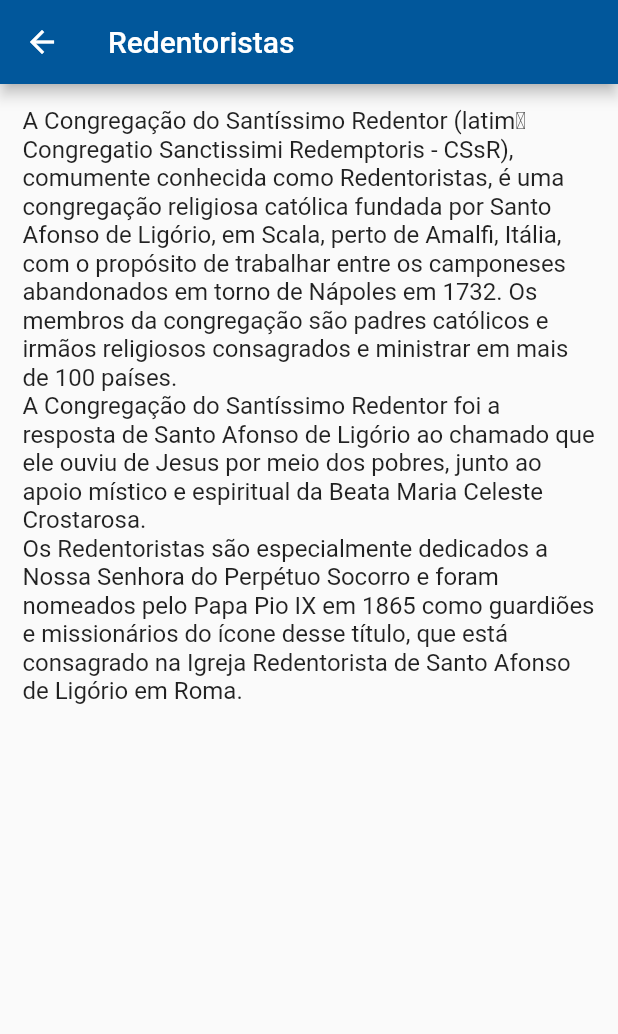
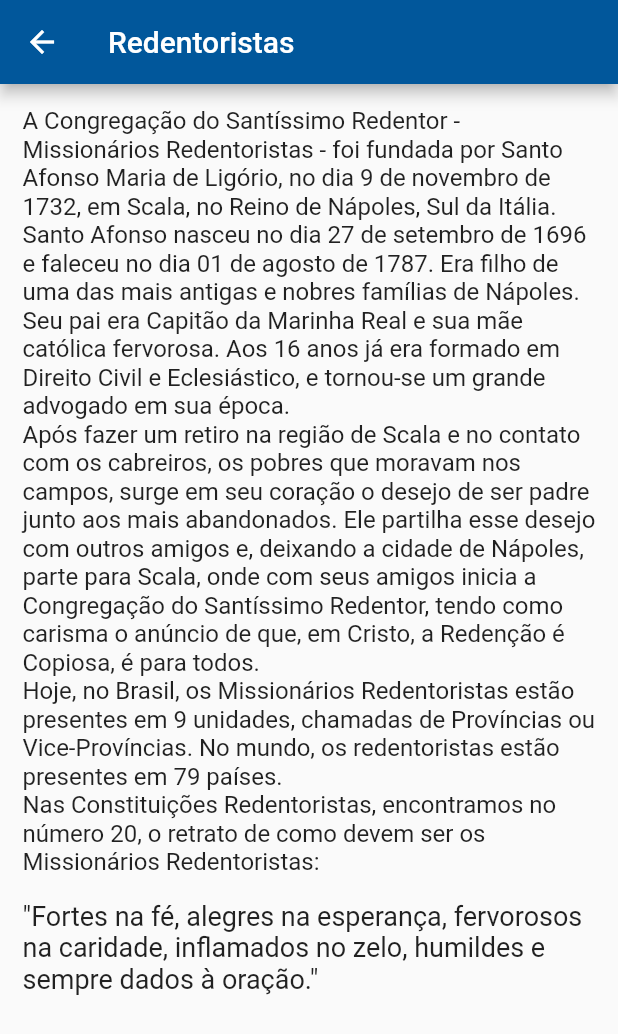
Before and after one commit to PatrickPiccini/AppEducacionalFlutter, a Flutter app: the screen it shows after launch, after a tap on the "wb shade" icon, on a phone screen of 412 x 824 dp. Shown: the top 1034 px of the screen. Run offline on Flutter 3.47's test engine with Material 2 defaults, Android fonts, the phone set to English and light mode, and no system bars; our stand-ins replace expandable.

Commit message:
Redentoristas
Redentoristas

```diff
--- a/lib/main.dart
+++ b/lib/main.dart
@@ -1,18 +1,16 @@
+
 import 'package:imdapp/home_options/grid_opcoes.dart';
 import 'package:flutter/material.dart';
-
-
 
 void main() {
   runApp(MyApp());
 }
 
 class MyApp extends StatelessWidget {
-  // This widget is the root of your application.
   @override
   Widget build(BuildContext context) {
     return MaterialApp(
-      title: '3 P',
+      title: 'Instituto Menino Deus',
       debugShowCheckedModeBanner: false,
 
       home: Inicio(),
--- a/lib/utills/redentoristas.dart
+++ b/lib/utills/redentoristas.dart
@@ -21,10 +21,13 @@ class Redentoristas extends StatelessWidget {
           ),
           child: Column(
             children: [
-              Text('A Congregação do Santíssimo Redentor (latimː Congregatio Sanctissimi Redemptoris - CSsR), comumente conhecida como Redentoristas, é uma congregação religiosa católica fundada por Santo Afonso de Ligório, em Scala, perto de Amalfi, Itália, com o propósito de trabalhar entre os camponeses abandonados em torno de Nápoles em 1732. Os membros da congregação são padres católicos e irmãos religiosos consagrados e ministrar em mais de 100 países.',style: TextStyle(fontSize: 16),),
-              Text('A Congregação do Santíssimo Redentor foi a resposta de Santo Afonso de Ligório ao chamado que ele ouviu de Jesus por meio dos pobres, junto ao apoio místico e espiritual da Beata Maria Celeste Crostarosa.',style: TextStyle(fontSize: 16),),
-              Text('Os Redentoristas são especialmente dedicados a Nossa Senhora do Perpétuo Socorro e foram nomeados pelo Papa Pio IX em 1865 como guardiões e missionários do ícone desse título, que está consagrado na Igreja Redentorista de Santo Afonso de Ligório em Roma.',style: TextStyle(fontSize: 16),),
-
+              Text('A Congregação do Santíssimo Redentor - Missionários Redentoristas - foi fundada por Santo Afonso Maria de Ligório, no dia 9 de novembro de 1732, em Scala, no Reino de Nápoles, Sul da Itália.',style: TextStyle(fontSize: 16),),
+              Text('Santo Afonso nasceu no dia 27 de setembro de 1696 e faleceu no dia 01 de agosto de 1787. Era filho de uma das mais antigas e nobres famílias de Nápoles. Seu pai era Capitão da Marinha Real e sua mãe católica fervorosa. Aos 16 anos já era formado em Direito Civil e Eclesiástico, e tornou-se um grande advogado em sua época.',style: TextStyle(fontSize: 16),),
+              Text('Após fazer um retiro na região de Scala e no contato com os cabreiros, os pobres que moravam nos campos, surge em seu coração o desejo de ser padre junto aos mais abandonados. Ele partilha esse desejo com outros amigos e, deixando a cidade de Nápoles, parte para Scala, onde com seus amigos inicia a Congregação do Santíssimo Redentor, tendo como carisma o anúncio de que, em Cristo, a Redenção é Copiosa, é para todos.',style: TextStyle(fontSize: 16),),
+              Text('Hoje, no Brasil, os Missionários Redentoristas estão presentes em 9 unidades, chamadas de Províncias ou Vice-Províncias. No mundo, os redentoristas estão presentes em 79 países.',style: TextStyle(fontSize: 16),),
+              Text('Nas Constituições Redentoristas, encontramos no número 20, o retrato de como devem ser os Missionários Redentoristas:',style: TextStyle(fontSize: 16),),
+              Text(''),
+              Text('"Fortes na fé, alegres na esperança, fervorosos na caridade, inflamados no zelo, humildes e sempre dados à oração."',style: TextStyle(fontSize: 18),),
             ],
           ),
         ),
--- a/lib/utills/url_links.dart
+++ b/lib/utills/url_links.dart
@@ -36,6 +36,7 @@ class UrlLinks extends StatelessWidget {
                    label: Text('Positivo On', style: TextStyle(fontSize: 20)),
                    onPressed: () => _launchLink('https://positivoon.com.br/#/login'),
                  ),
+                 Divider(),
                  TextButton.icon(
                    icon: Icon(Icons.link),
                    label: Text('Youtube', style: TextStyle(fontSize: 20)),
```
Also changed, not shown: lib/images/logoMD.png (added), lib/images/pedagogico.png (added).
